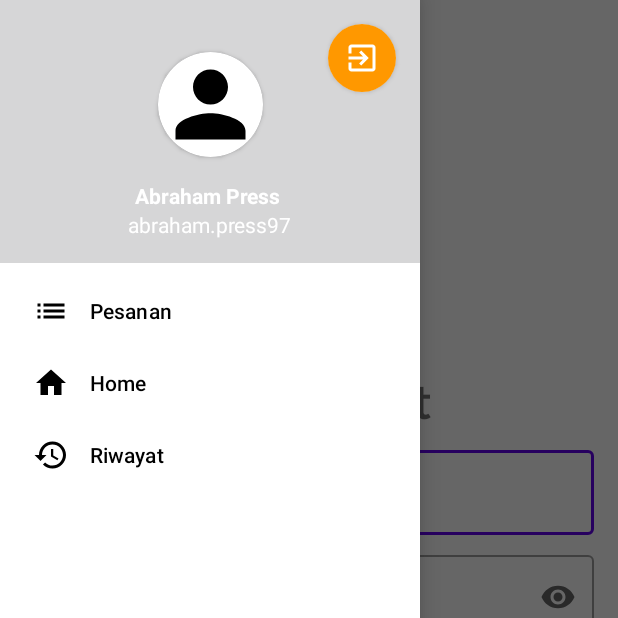
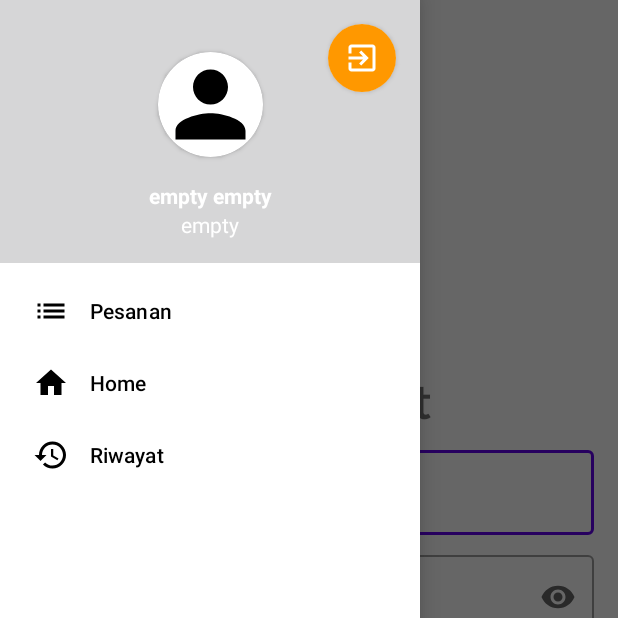
Before and after one commit to johnowen04/ANMP_MidTerm_160420016, an Android app: the screen it shows after launch (MainActivity), with the side drawer open, on a phone screen of 412 x 824 dp, the top half of it. Run offline under Robolectric (Android 15) with nearby library versions, the phone set to English and light mode, and no system bars; our stand-ins replace Picasso, Volley, navigation-ui; network calls fail; pictures from the network do not load.

Commit message:
Refactoring url to api into VALID_URL variable and its usages. Fixing Util.kt bug.

```diff
--- a/app/src/main/java/com/nmp/ubayakost_160420016/util/Util.kt
+++ b/app/src/main/java/com/nmp/ubayakost_160420016/util/Util.kt
@@ -27,4 +27,8 @@ fun ImageView.loadImage(url: String?) {
         })
 }
 
-fun String.toUser(): User = Gson().fromJson(this, User::class.java)
+fun String.toUser(): User {
+    if (this.isBlank())
+        return User("empty", "empty", "empty", "empty")
+    return Gson().fromJson(this, User::class.java)
+}
--- a/app/src/main/java/com/nmp/ubayakost_160420016/view/MainActivity.kt
+++ b/app/src/main/java/com/nmp/ubayakost_160420016/view/MainActivity.kt
@@ -13,7 +13,8 @@ import kotlinx.android.synthetic.main.activity_main.*
 
 class MainActivity : AppCompatActivity() {
     companion object {
-        val LOCALHOST = "10.0.2.2"
+        const val LOCALHOST = "10.0.2.2"
+        const val VALID_URL = "http://$LOCALHOST/anmp/ubayakost_api"
     }
 
     // Instantiate navController and initiate later
--- a/app/src/main/java/com/nmp/ubayakost_160420016/viewmodel/KostViewModel.kt
+++ b/app/src/main/java/com/nmp/ubayakost_160420016/viewmodel/KostViewModel.kt
@@ -26,7 +26,7 @@ class KostViewModel(application: Application): AndroidViewModel(application) {
     // Fetch Method - Used to fetch properties data from database using api call
     fun fetch(onCompletion: (success: Boolean) -> Unit) {
         queue = Volley.newRequestQueue(getApplication())
-        val url = "http://${MainActivity.LOCALHOST}/anmp/ubayakost_api/get_all_kost.php"
+        val url = "${MainActivity.VALID_URL}/get_all_kost.php"
         val stringRequest = object: StringRequest(
             Method.POST, url,
             {
@@ -59,7 +59,7 @@ class KostViewModel(application: Application): AndroidViewModel(application) {
 
     fun fetchFavorite(onCompletion: (success: Boolean) -> Unit) {
         queue = Volley.newRequestQueue(getApplication())
-        val url = "http://${MainActivity.LOCALHOST}/anmp/ubayakost_api/get_favorite_kost.php"
+        val url = "${MainActivity.VALID_URL}/get_favorite_kost.php"
         val stringRequest = object: StringRequest(
             Method.POST, url,
             {
@@ -92,7 +92,7 @@ class KostViewModel(application: Application): AndroidViewModel(application) {
 
     fun favorite(id: Int, onCompletion: (success: Boolean) -> Unit) {
         queue = Volley.newRequestQueue(getApplication())
-        val url = "http://${MainActivity.LOCALHOST}/anmp/ubayakost_api/set_favorite_kost.php"
+        val url = "${MainActivity.VALID_URL}/set_favorite_kost.php"
         val stringRequest = object: StringRequest(
             Method.POST, url,
             {
@@ -124,7 +124,7 @@ class KostViewModel(application: Application): AndroidViewModel(application) {
 
     fun fetchDetails(id: Int, onCompletion: (success: Boolean) -> Unit) {
         queue = Volley.newRequestQueue(getApplication())
-        val url = "http://${MainActivity.LOCALHOST}/anmp/ubayakost_api/get_detail_kost.php"
+        val url = "${MainActivity.VALID_URL}/get_detail_kost.php"
         val stringRequest = object: StringRequest(
             Method.POST, url,
             {
--- a/app/src/main/java/com/nmp/ubayakost_160420016/viewmodel/OrderViewModel.kt
+++ b/app/src/main/java/com/nmp/ubayakost_160420016/viewmodel/OrderViewModel.kt
@@ -26,7 +26,7 @@ class OrderViewModel(application: Application): AndroidViewModel(application) {
     // Fetch Method - Used to fetch riwayat data from database using api call
     fun fetch(type: String) {
         queue = Volley.newRequestQueue(getApplication())
-        val url = "http://${MainActivity.LOCALHOST}/anmp/ubayakost_api/get_all_order.php"
+        val url = "${MainActivity.VALID_URL}/get_all_order.php"
         val stringRequest = object : StringRequest(
             Request.Method.POST, url,
             {
--- a/app/src/main/java/com/nmp/ubayakost_160420016/viewmodel/UserViewModel.kt
+++ b/app/src/main/java/com/nmp/ubayakost_160420016/viewmodel/UserViewModel.kt
@@ -31,7 +31,7 @@ class UserViewModel(application: Application): AndroidViewModel(application) {
     // Login Function - Used to handle login process
     fun login(username: String, password: String, onSuccess: (success: Boolean, message: String?) -> Unit) {
         queue = Volley.newRequestQueue(getApplication())
-        val url = "http://${MainActivity.LOCALHOST}/anmp/ubayakost_api/login.php"
+        val url = "${MainActivity.VALID_URL}/login.php"
         val stringRequest = object: StringRequest(
             Method.POST, url,
             {
@@ -73,7 +73,7 @@ class UserViewModel(application: Application): AndroidViewModel(application) {
     // Register function - Used to register new user
     fun register(username: String, password: String, onSuccess: (success: Boolean, message: String?) -> Unit) {
         queue = Volley.newRequestQueue(getApplication())
-        val url = "http://${MainActivity.LOCALHOST}/anmp/ubayakost_api/register.php"
+        val url = "${MainActivity.VALID_URL}/register.php"
         val stringRequest = object: StringRequest(
             Method.POST, url,
             {
```
